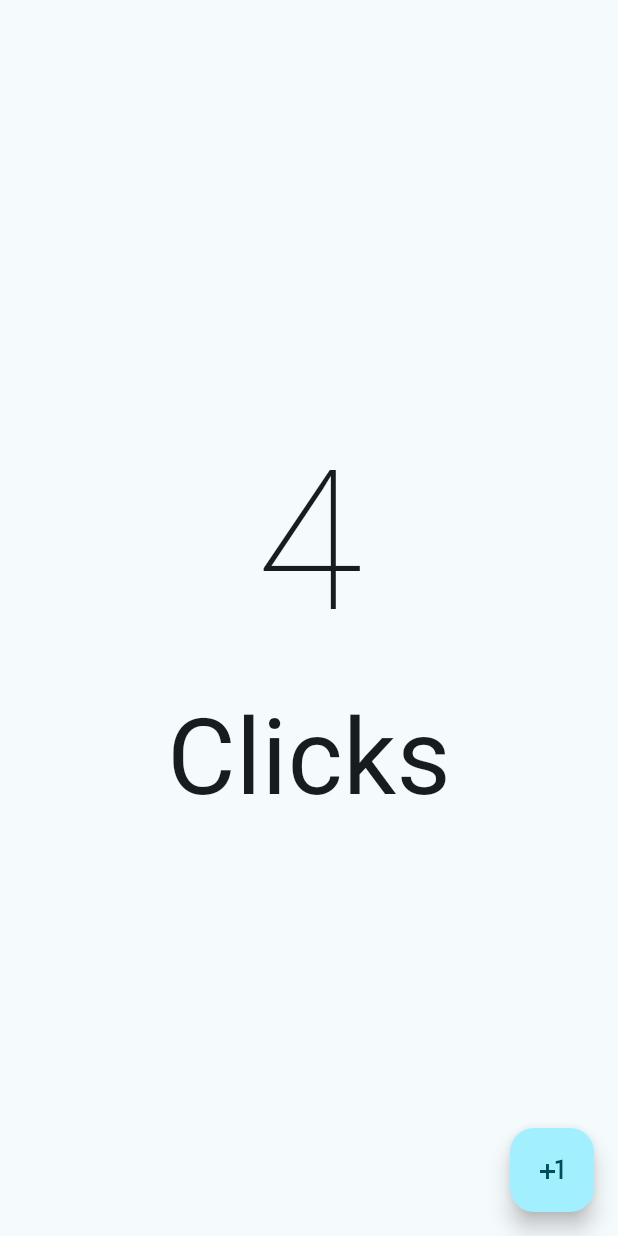
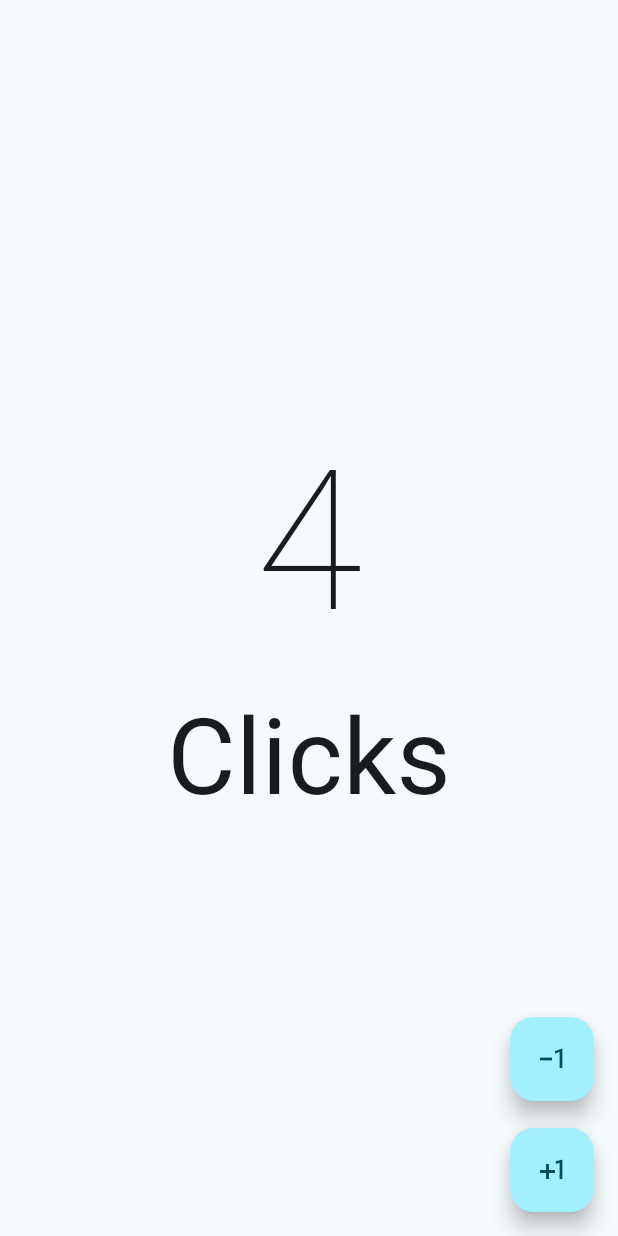
Before and after one commit to Sergi024R/SergioR, a Flutter app: the screen it shows after launch, on a phone screen of 412 x 824 dp. Run offline on Flutter 3.47's test engine with Material 2 defaults, Android fonts, the phone set to English and light mode, and no system bars.

Commit message:
second commit

```diff
--- a/lib/presentation/screens/counters/Count.dart
+++ b/lib/presentation/screens/counters/Count.dart
@@ -8,11 +8,11 @@ class Counter extends StatefulWidget {
   State<Counter> createState() => _CounterState();
 }
 
+
 class _CounterState extends State<Counter> {
   int numero = 4;
   @override
   Widget build(BuildContext context) {
-
     return Scaffold(
       body: Center(
         child: Column(
@@ -32,8 +32,25 @@ class _CounterState extends State<Counter> {
           ],
         ),
       ),
-      floatingActionButton: const FloatingActionButton(
-          onPressed: null, child: Icon(Icons.plus_one)),
+      floatingActionButton: Column(
+        mainAxisAlignment: MainAxisAlignment.end,
+        children: [
+          FloatingActionButton(onPressed: () {
+            setState(() {
+              numero -= 1; //Icons.exposute_minus_1
+            });
+          },
+          child: const Icon(Icons.exposure_minus_1),
+          ), const SizedBox(height: 18,),
+
+           FloatingActionButton(onPressed: () {
+            setState(() {
+              numero += 1; //Icons.exposute_max_1
+            });
+          },
+          child: const Icon(Icons.plus_one))
+        ],
+      ),
     );
   }
 }
```
